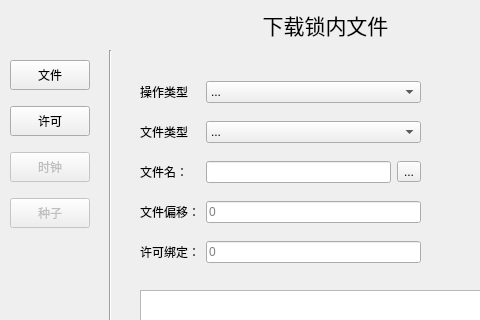
First picture: the form in SenseD2CAPI/fileview.ui, repository R1turn0/QtProject, before the edit; both pictures show x 0 to 480 and y 0 to 320 of the 635 by 460 pixel window.
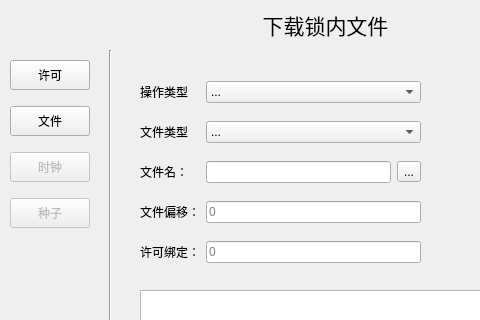
Second picture: the form after the edit.

What changed in the file:
```diff
--- a/SenseD2CAPI/fileview.ui
+++ b/SenseD2CAPI/fileview.ui
@@ -62,7 +62,7 @@
    </property>
    <layout class="QVBoxLayout" name="verticalLayout">
     <item>
-     <widget class="QPushButton" name="fileButton">
+     <widget class="QPushButton" name="licenseButton">
       <property name="minimumSize">
        <size>
         <width>80</width>
@@ -76,12 +76,12 @@
        </size>
       </property>
       <property name="text">
-       <string>文件</string>
+       <string>许可</string>
       </property>
      </widget>
     </item>
     <item>
-     <widget class="QPushButton" name="licenseButton">
+     <widget class="QPushButton" name="fileButton">
       <property name="minimumSize">
        <size>
         <width>80</width>
@@ -95,7 +95,7 @@
        </size>
       </property>
       <property name="text">
-       <string>许可</string>
+       <string>文件</string>
       </property>
      </widget>
     </item>
```
